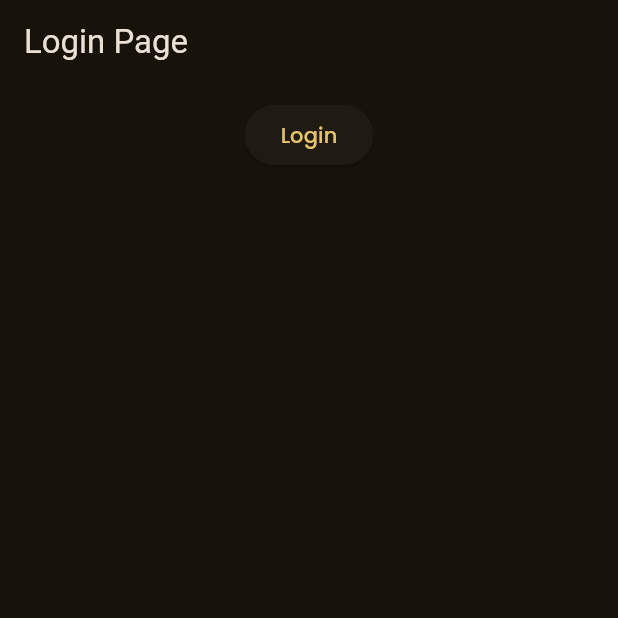
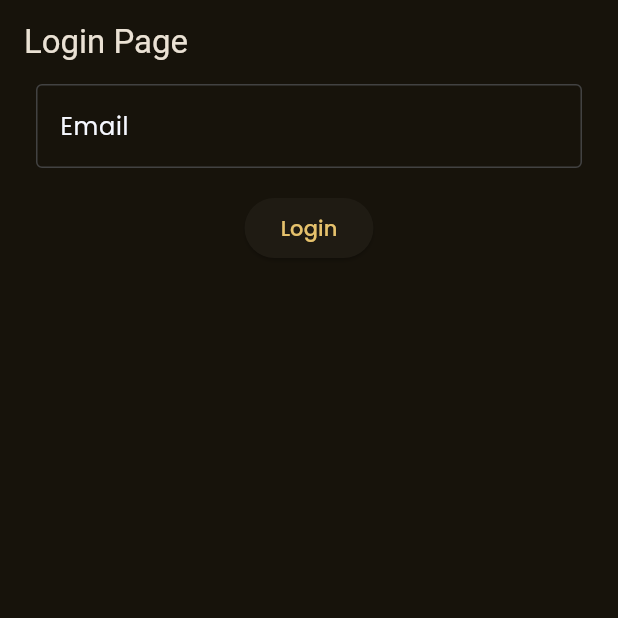
Before and after one commit to RepoRandi/flutter-flix-movie, a Flutter app: the screen it shows after launch, on a phone screen of 412 x 824 dp, the top half of it. Run offline on Flutter 3.47's test engine with Material 2 defaults, Android fonts, the phone set to English and light mode, and no system bars; our stand-ins replace cloud_firestore, dio, firebase_auth, firebase_core, firebase_storage, flutter_riverpod and 4 more; accounts and stored records are empty; generated files the repository leaves out were written again.

Commit message:
feat: add flix text field widget

```diff
--- a/lib/presentation/pages/login_page/login_page.dart
+++ b/lib/presentation/pages/login_page/login_page.dart
@@ -1,11 +1,14 @@
 import 'package:flix_movie/presentation/extensions/build_context_extension.dart';
 import 'package:flix_movie/presentation/providers/router/router_provider.dart';
 import 'package:flix_movie/presentation/providers/user_data/user_data_provider.dart';
+import 'package:flix_movie/presentation/widgets/flix_text_field.dart';
 import 'package:flutter/material.dart';
 import 'package:flutter_riverpod/flutter_riverpod.dart';
 
 class LoginPage extends ConsumerWidget {
-  const LoginPage({Key? key}) : super(key: key);
+  final TextEditingController emailController = TextEditingController();
+
+  LoginPage({Key? key}) : super(key: key);
 
   @override
   Widget build(BuildContext context, WidgetRef ref) {
@@ -29,17 +32,23 @@ class LoginPage extends ConsumerWidget {
       ),
       body: SingleChildScrollView(
         child: Container(
-          padding: const EdgeInsets.all(10.0),
+          padding: const EdgeInsets.symmetric(horizontal: 24.0),
           child: Column(
             children: [
-              Center(
-                child: ElevatedButton(
-                  child: const Text('Login'),
-                  onPressed: () {
-                    ref.read(userDataProvider.notifier).login(
-                        email: 'devs.randi@gmail.com', password: '123456');
-                  },
-                ),
+              FlixTextField(
+                labelText: 'Email',
+                controller: emailController,
+              ),
+              const SizedBox(
+                height: 16.0,
+              ),
+              ElevatedButton(
+                child: const Text('Login'),
+                onPressed: () {
+                  ref
+                      .read(userDataProvider.notifier)
+                      .login(email: 'devs.randi@gmail.com', password: '123456');
+                },
               ),
             ],
           ),
--- a/lib/presentation/providers/router/router_provider.dart
+++ b/lib/presentation/providers/router/router_provider.dart
@@ -15,6 +15,6 @@ Raw<GoRouter> router(RouterRef ref) => GoRouter(routes: [
       GoRoute(
         path: '/login',
         name: 'login',
-        builder: (context, state) => const LoginPage(),
+        builder: (context, state) => LoginPage(),
       )
     ], initialLocation: '/login', debugLogDiagnostics: false);
--- /dev/null
+++ b/lib/presentation/widgets/flix_text_field.dart
@@ -0,0 +1,31 @@
+import 'package:flix_movie/presentation/misc/constants.dart';
+import 'package:flutter/material.dart';
+
+class FlixTextField extends StatelessWidget {
+  final String labelText;
+  final TextEditingController controller;
+  final bool obscureText;
+
+  const FlixTextField({
+    Key? key,
+    required this.labelText,
+    required this.controller,
+    this.obscureText = false,
+  }) : super(key: key);
+
+  @override
+  Widget build(BuildContext context) {
+    return TextField(
+      controller: controller,
+      obscureText: obscureText,
+      decoration: InputDecoration(
+        labelText: labelText,
+        labelStyle: const TextStyle(color: ghostWhite),
+        enabledBorder: OutlineInputBorder(
+            borderSide: BorderSide(color: Colors.grey.shade800)),
+        focusedBorder:
+            const OutlineInputBorder(borderSide: BorderSide(color: ghostWhite)),
+      ),
+    );
+  }
+}
```
Also changed, not shown: 1 other file.
